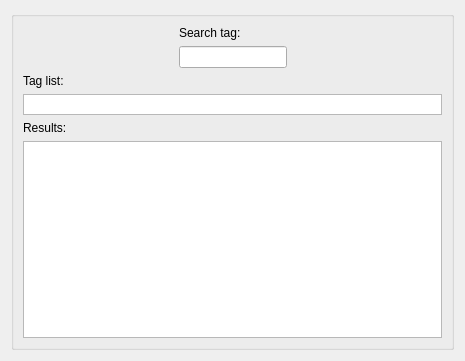
acraig5075/tag-a-file, file searchpage.ui: the form before one commit.
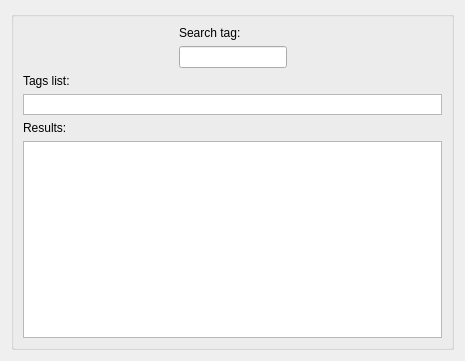
The form after the commit. Custom widgets are drawn as their Qt base class.

Commit message: A few ui modifications for information purposes.

Patch:
```diff
--- a/searchpage.ui
+++ b/searchpage.ui
@@ -77,7 +77,7 @@
       <item>
        <widget class="QLabel" name="label">
         <property name="text">
-         <string>Tag list:</string>
+         <string>Tags list:</string>
         </property>
        </widget>
       </item>
```
Left out of the diff: 2 changed lines with no effect on the pictures. The commit also changes 7 other files.
